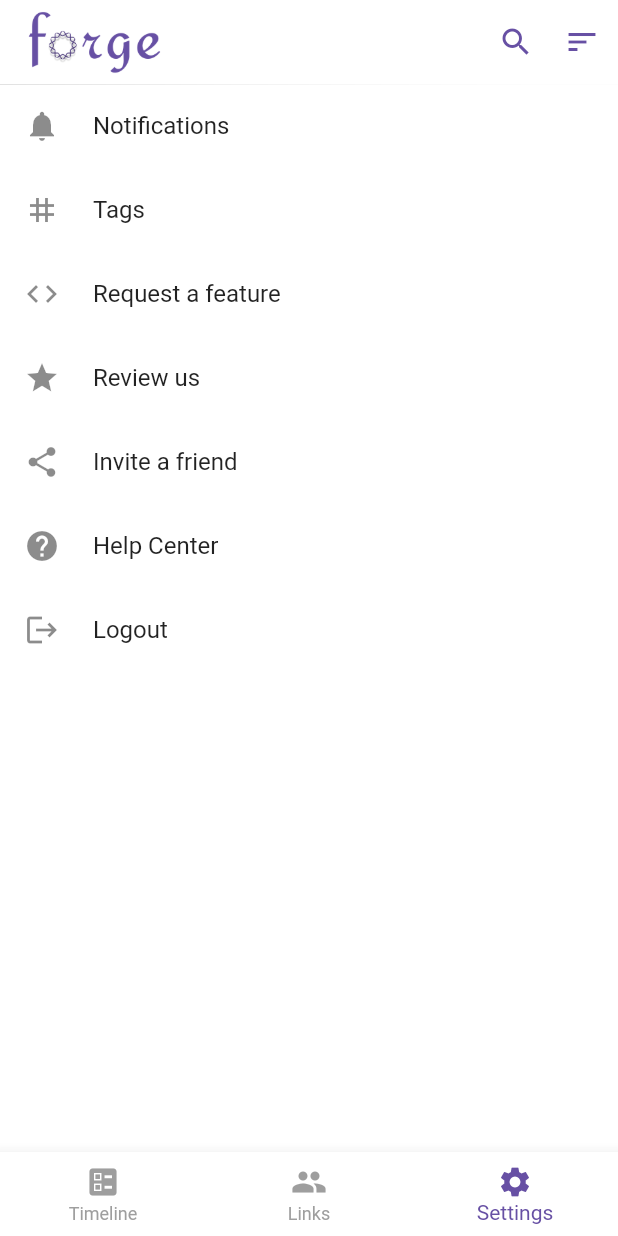
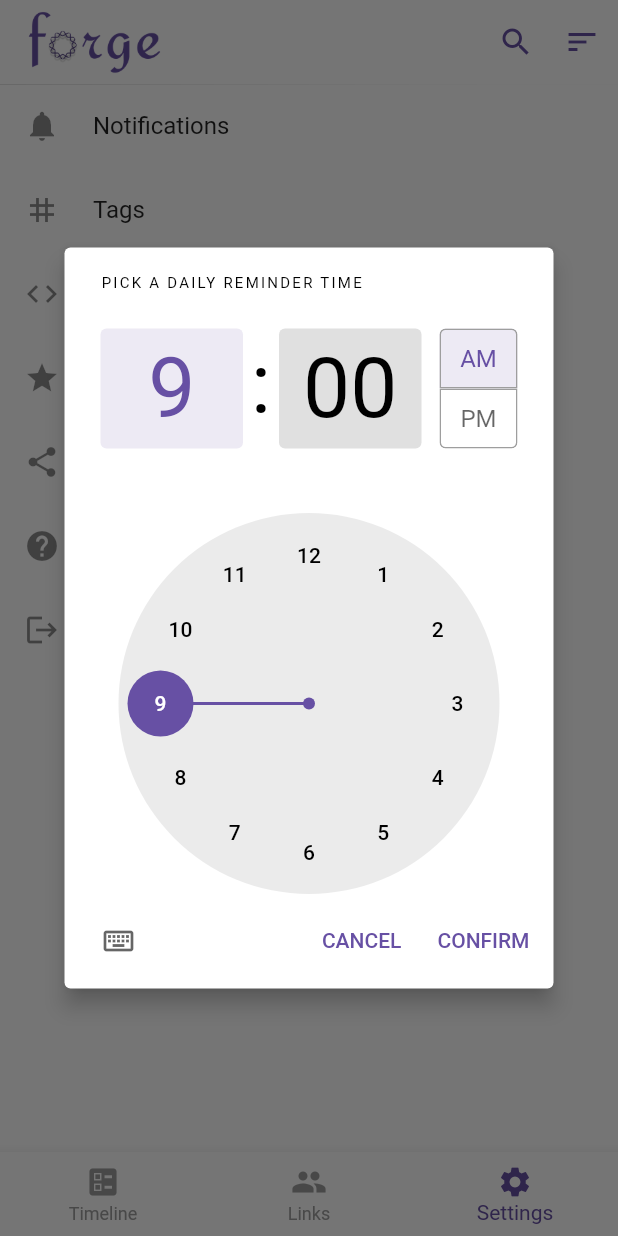
Before and after one commit to rbkayz/forge, a Flutter app: the screen it shows once a user with an empty profile is signed in, item 3 of the bottom bar chosen, after a tap on "Notifications", on a phone screen of 412 x 824 dp. Run offline on Flutter 3.47's test engine with Material 2 defaults, Android fonts, the phone set to English and light mode, and no system bars; our stand-ins replace awesome_notifications, firebase_auth, firebase_core, flutter_colorpicker, flutter_contacts, flutter_neumorphic and 6 more; accounts and stored records are empty.

Commit message:
1 May - Notifications

```diff
--- a/lib/main.dart
+++ b/lib/main.dart
@@ -1,3 +1,4 @@
+import 'package:awesome_notifications/awesome_notifications.dart';
 import 'package:firebase_auth/firebase_auth.dart';
 import 'package:firebase_core/firebase_core.dart';
 import 'package:flutter/material.dart';
@@ -28,10 +29,16 @@ void main() async {
   Hive.registerAdapter(ForgePrefsAdapter());
   Hive.registerAdapter(LinkTagAdapter());
 
-  /*
-  Initialize firebase and run app;
-  */
+  /// Initialize awesome notifications
+  await AwesomeNotifications().initialize('resource://drawable/forge_icon', [
+    NotificationChannel(
+      channelKey: 'Default',
+      channelName: 'Default',
+      importance: NotificationImportance.High, channelDescription: 'Daily Reminders',
+    ),
+  ],);
 
+  /// Initialize Firebase
   await Firebase.initializeApp();
 
   runApp(const ForgeApp());
--- a/lib/screens/tab_settings/settings.dart
+++ b/lib/screens/tab_settings/settings.dart
@@ -11,6 +11,8 @@ import 'dart:io';
 
 import 'package:url_launcher/url_launcher.dart';
 
+import '../../services/notifications_service.dart';
+
 class SettingsPage extends StatefulWidget {
   const SettingsPage({Key? key}) : super(key: key);
 
@@ -21,7 +23,8 @@ class SettingsPage extends StatefulWidget {
 class _SettingsPageState extends State<SettingsPage> {
   @override
   Widget build(BuildContext context) {
-    return Column(
+    return SingleChildScrollView(
+      child: Column(
           children: const [
             //Edit notifications
             WidgetNotifications(),
@@ -49,6 +52,7 @@ class _SettingsPageState extends State<SettingsPage> {
             // ),
 
           ],
+      ),
     );
   }
 
@@ -205,7 +209,16 @@ class WidgetNotifications extends StatelessWidget {
       minLeadingWidth: 30,
       leading: const Icon(Icons.notifications),
       title: const Text('Notifications'),
-      onTap: () {},
+      onTap: () async {
+
+        TimeOfDay? pickedSchedule = await pickSchedule(context);
+
+        if (pickedSchedule != null) {
+          await cancelScheduledNotifications();
+          await createScheduledNotification(pickedSchedule);
+        }
+
+      },
     );
   }
 }
--- /dev/null
+++ b/lib/services/notifications_service.dart
@@ -0,0 +1,198 @@
+import 'package:awesome_notifications/awesome_notifications.dart';
+import 'package:flutter/material.dart';
+
+// class NotificationService {
+//
+//   /// To know more about how this works, go to https://github.com/afzalali15/flutter_alarm_clock/blob/master/lib/main.dart
+//
+//
+//   static final NotificationService _notificationService =
+//   NotificationService._internal();
+//
+//   factory NotificationService() {
+//     return _notificationService;
+//   }
+//
+//   NotificationService._internal();
+//
+//
+//   final FlutterLocalNotificationsPlugin flutterLocalNotificationsPlugin = FlutterLocalNotificationsPlugin();
+//
+//
+//   Future<void> init() async {
+//     final AndroidInitializationSettings initializationSettingsAndroid =
+//     AndroidInitializationSettings('forge_icon');
+//
+//     final IOSInitializationSettings initializationSettingsIOS =
+//     IOSInitializationSettings(
+//       requestSoundPermission: false,
+//       requestBadgePermission: false,
+//       requestAlertPermission: false,
+//       onDidReceiveLocalNotification: (int id, String? title, String? body, String? payload) async {},
+//     );
+//
+//     final InitializationSettings initializationSettings =
+//     InitializationSettings(
+//         android: initializationSettingsAndroid,
+//         iOS: initializationSettingsIOS,
+//         macOS: null);
+//
+//     await flutterLocalNotificationsPlugin.initialize(initializationSettings,
+//         onSelectNotification: (String? payload) async {
+//           if (payload != null) {
+//             print('notification payload: ' + payload);
+//           }
+//         });
+//   }
+//
+//
+//
+//   /// Sets up a scheduled notification at a particular time
+//   void scheduleNotification(DateTime scheduledNotificationDateTime) async {
+//
+//     tz.initializeTimeZones();
+//
+//     var androidPlatformChannelSpecifics = const AndroidNotificationDetails(
+//       'forge',
+//       'Reminder',
+//       channelDescription: 'forge Daily Reminder',
+//       icon: 'forge_icon',
+//     );
+//
+//     var iOSPlatformChannelSpecifics = const IOSNotificationDetails(
+//         presentAlert: true,
+//         presentBadge: true,
+//         presentSound: true);
+//
+//
+//     var platformChannelSpecifics = NotificationDetails(
+//         android: androidPlatformChannelSpecifics, iOS: iOSPlatformChannelSpecifics);
+//
+//     await flutterLocalNotificationsPlugin.zonedSchedule(0, 'Notification', 'hello world',
+//         tz.TZDateTime.now(tz.local).add(const Duration(seconds: 5)), platformChannelSpecifics, androidAllowWhileIdle: true,
+//         uiLocalNotificationDateInterpretation: UILocalNotificationDateInterpretation.absoluteTime, payload: 'test');
+//   }
+//
+//
+//
+//   void showDailyAtTime() async {
+//
+//     tz.initializeTimeZones();
+//
+//     var androidPlatformChannelSpecifics = const AndroidNotificationDetails(
+//       'forge',
+//       'Reminder',
+//       channelDescription: 'forge Daily Reminder',
+//       icon: 'forge_icon',
+//     );
+//
+//     var iOSPlatformChannelSpecifics = const IOSNotificationDetails(
+//         presentAlert: true,
+//         presentBadge: true,
+//         presentSound: true);
+//
+//
+//     var platformChannelSpecifics = NotificationDetails(
+//         android: androidPlatformChannelSpecifics, iOS: iOSPlatformChannelSpecifics);
+//
+//     await flutterLocalNotificationsPlugin.zonedSchedule(
+//         0,
+//         'Daily Reminder',
+//         'You have 10 catch-ups scheduled in this week',
+//         _nextInstanceOfTenAM(),
+//         platformChannelSpecifics,
+//         androidAllowWhileIdle: true,
+//         uiLocalNotificationDateInterpretation: UILocalNotificationDateInterpretation.absoluteTime,
+//         matchDateTimeComponents: DateTimeComponents.time,
+//         payload: 'test'
+//     );
+//
+//
+//   }
+//
+//   tz.TZDateTime _nextInstanceOfTenAM() {
+//
+//     final tz.TZDateTime now = tz.TZDateTime.now(tz.local);
+//
+//     tz.TZDateTime scheduledDate = tz.TZDateTime(tz.local, now.year, now.month, now.day, 13, 49).subtract(DateTime.now().timeZoneOffset);
+//     //tz.TZDateTime(tz.local, now.year, now.month, now.day, 10);
+//
+//     if (scheduledDate.isBefore(now)) {
+//       scheduledDate = scheduledDate.add(const Duration(days: 1));
+//     }
+//
+//     return scheduledDate;
+//   }
+//
+// }
+
+Future<void> createStaticNotification() async {
+
+  await AwesomeNotifications().createNotification(
+    content: NotificationContent(
+      id: createUniqueId(),
+      channelKey: 'Default',
+      title:
+      'Hello World',
+      body: 'You have 10 pieces remaining',
+    ),
+  );
+
+}
+
+
+Future<void> createScheduledNotification(TimeOfDay? schedule) async {
+
+
+  //TODO add details on notification text
+
+  if(schedule != null ) {
+    await AwesomeNotifications().createNotification(
+      content: NotificationContent(
+        id: createUniqueId(),
+        channelKey: 'Default',
+        title: 'Hello World',
+        body: 'Scheduled Notifications',
+        notificationLayout: NotificationLayout.Default,
+      ),
+      schedule: NotificationCalendar(
+        hour: schedule.hour,
+        minute: schedule.minute,
+        second: 0,
+        millisecond: 0,
+      ),
+    );
+  }
+
+}
+
+
+
+int createUniqueId() {
+  return DateTime.now().millisecondsSinceEpoch.remainder(100000);
+}
+
+
+
+Future<TimeOfDay?> pickSchedule(BuildContext context,) async {
+
+  TimeOfDay? timeOfDay;
+
+  timeOfDay = await showTimePicker(
+        context: context,
+        initialEntryMode: TimePickerEntryMode.dial,
+        initialTime: const TimeOfDay(hour: 9, minute: 0),
+    useRootNavigator: false,
+    confirmText: 'CONFIRM',
+    cancelText: 'CANCEL',
+    helpText: 'PICK A DAILY REMINDER TIME'
+
+        );
+
+  return timeOfDay;
+}
+
+
+Future<void> cancelScheduledNotifications() async {
+  await AwesomeNotifications().cancelAllSchedules();
+}
--- a/pubspec.yaml
+++ b/pubspec.yaml
@@ -56,6 +56,9 @@ dependencies:
   scrollable_positioned_list: ^0.2.3
   share_plus: ^4.0.3
   file_picker: ^4.5.1
+  flutter_local_notifications:
+  timezone:
+  awesome_notifications: ^0.6.21
 
 dev_dependencies:
   flutter_test:
```
Also changed, not shown: lib/screens/tab_timeline/widget_timeline.dart (+11 -1 lines), pubspec.lock, 2 other files. Lines whose indentation alone changed are shown as unchanged.
